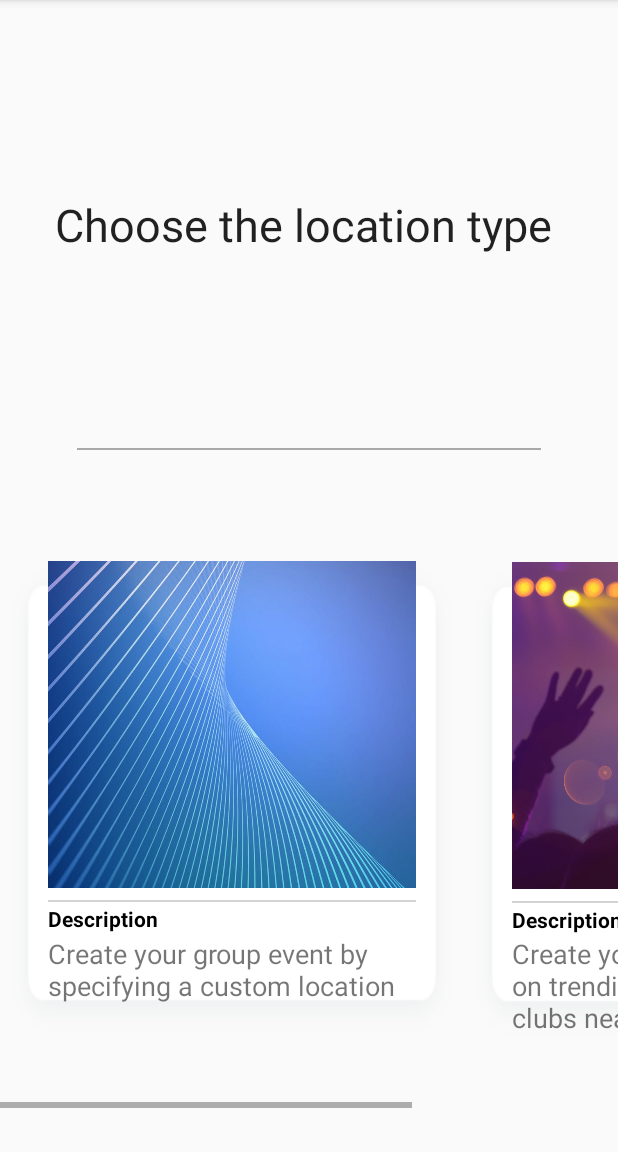
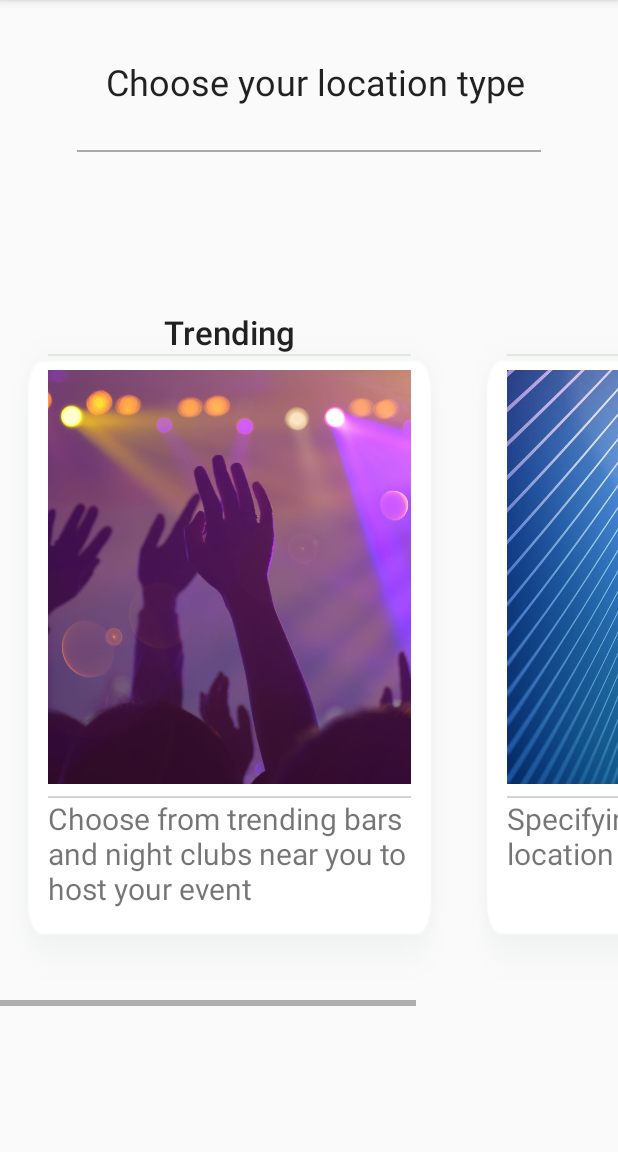
Before and after one commit to chrismoen1/chrismoen1, an Android app: the LocationType screen opened directly, with no data from a screen before it, on a phone screen of 412 x 824 dp, the part 84-1236 px from its top. Run offline under Robolectric (Android 15) with nearby library versions, the phone set to English and light mode, and no system bars; our stand-ins replace Volley; 2 statements that could not run were skipped.

Commit message:
;alskdjs;DLKjf

```diff
--- a/app/src/main/java/com/example/newcomer_io/ui/main/LocationNode.java
+++ b/app/src/main/java/com/example/newcomer_io/ui/main/LocationNode.java
@@ -14,6 +14,9 @@ public class LocationNode {
     private Activity activity;
     private int TYPE_CUSTOM = 1;
     private int TYPE_POPULAR = 2;
+
+    private ImageView card;
+    private TextView title;
     private View fragment_locationNode;
 
     public LocationNode(Activity activity,int ID){
@@ -22,11 +25,16 @@ public class LocationNode {
         LayoutInflater inflater = (LayoutInflater) activity.getSystemService(activity.LAYOUT_INFLATER_SERVICE);
 
         fragment_locationNode = inflater.inflate(R.layout.location_type, null);
+        title = fragment_locationNode.findViewById(R.id.textView7);
+
         fragment_locationNode.setId(ID);
         setParams(ID);
     }
     public View getView(){
         return this.fragment_locationNode;
+    }
+    public void setImageSelect(){
+
     }
 
     private void setParams(int ID) {
@@ -37,15 +45,16 @@ public class LocationNode {
         if (ID == TYPE_CUSTOM){
 
             //Then we type add the text into the box
-            description.setText("Create your group event based on trending bars and night clubs near you");
+            description.setText("Choose from trending bars and night clubs near you to host your event");
             displayImage.setImageResource(R.drawable.nightlife);
+            title.setText("Trending");
 
         }
         else{
 
-            description.setText("Create your group event by specifying a custom location");
+            description.setText("Specifying a custom location to host your event");
             displayImage.setImageResource(R.drawable.customize);
-
+            title.setText("Custom");
         }
     }
 
--- a/app/src/main/res/layout/activity_location_type.xml
+++ b/app/src/main/res/layout/activity_location_type.xml
@@ -4,15 +4,18 @@
     xmlns:tools="http://schemas.android.com/tools"
     android:layout_width="match_parent"
     android:layout_height="match_parent"
-    tools:context=".ui.main.LocationType">
+    tools:context=".LocationType">
 
     <TextView
         android:id="@+id/textView9"
         android:layout_width="wrap_content"
         android:layout_height="wrap_content"
-        android:text="Choose the location type "
+        android:layout_marginStart="8dp"
+        android:layout_marginLeft="8dp"
+        android:layout_marginTop="8dp"
+        android:text="Choose your location type"
         android:textAppearance="@style/TextAppearance.AppCompat.Large"
-        android:textSize="30sp"
+        android:textSize="24sp"
         app:layout_constraintBottom_toTopOf="@+id/divider2"
         app:layout_constraintEnd_toEndOf="parent"
         app:layout_constraintStart_toStartOf="parent"
@@ -28,25 +31,26 @@
         app:layout_constraintEnd_toEndOf="parent"
         app:layout_constraintStart_toStartOf="parent"
         app:layout_constraintTop_toTopOf="parent"
-        app:layout_constraintVertical_bias="0.39" />
+        app:layout_constraintVertical_bias="0.13" />
 
     <HorizontalScrollView
         android:id="@+id/horizontalScrollView"
         android:layout_width="wrap_content"
         android:layout_height="wrap_content"
+        android:layout_marginTop="8dp"
         android:fillViewport="true"
+        android:measureAllChildren="false"
+
         app:layout_constraintBottom_toBottomOf="parent"
         app:layout_constraintEnd_toEndOf="parent"
-
-        android:measureAllChildren="false"
         app:layout_constraintStart_toStartOf="parent"
         app:layout_constraintTop_toBottomOf="@+id/divider2">
 
         <LinearLayout
             android:id="@+id/scrollHorizontal"
-            android:gravity="center_vertical"
             android:layout_width="match_parent"
             android:layout_height="wrap_content"
+            android:gravity="center_vertical"
             android:orientation="horizontal" />
     </HorizontalScrollView>
 
--- a/app/src/main/res/layout/location_type.xml
+++ b/app/src/main/res/layout/location_type.xml
@@ -5,10 +5,24 @@
     android:layout_width="wrap_content"
     android:layout_height="wrap_content">
 
+    <TextView
+        android:id="@+id/textView7"
+        android:layout_width="wrap_content"
+        android:layout_height="wrap_content"
+        android:fontFamily="sans-serif-medium"
+        android:text="Trending "
+        android:textAppearance="@style/TextAppearance.AppCompat.Large"
+        android:typeface="normal"
+        app:layout_constraintBottom_toBottomOf="parent"
+        app:layout_constraintEnd_toEndOf="parent"
+        app:layout_constraintStart_toStartOf="parent"
+        app:layout_constraintTop_toTopOf="parent"
+        app:layout_constraintVertical_bias="0.0" />
+
     <ImageView
         android:id="@+id/imageView8"
-        android:layout_width="309dp"
-        android:layout_height="335dp"
+        android:layout_width="306dp"
+        android:layout_height="464dp"
         android:scaleType="fitXY"
         app:layout_constraintBottom_toBottomOf="parent"
         app:layout_constraintEnd_toEndOf="parent"
@@ -22,7 +36,7 @@
         android:layout_height="0dp"
         android:layout_marginStart="32dp"
         android:layout_marginLeft="32dp"
-        android:layout_marginTop="8dp"
+        android:layout_marginTop="40dp"
         android:layout_marginEnd="32dp"
         android:layout_marginRight="32dp"
         android:layout_marginBottom="8dp"
@@ -53,15 +67,16 @@
         app:layout_constraintVertical_bias="0.7" />
 
     <TextView
-        android:id="@+id/textView10"
-        android:layout_width="wrap_content"
+        android:id="@+id/description"
+        android:layout_width="0dp"
         android:layout_height="wrap_content"
         android:layout_marginStart="32dp"
         android:layout_marginLeft="32dp"
-        android:layout_marginTop="1dp"
-        android:text="Description "
-        android:textColor="@color/black"
-        android:textStyle="bold"
+        android:layout_marginEnd="32dp"
+        android:layout_marginRight="32dp"
+        android:layout_marginBottom="32dp"
+        android:text="Create your group event based on trending bars and night clubs near you"
+        android:textSize="20sp"
         app:layout_constraintBottom_toBottomOf="@+id/imageView8"
         app:layout_constraintEnd_toEndOf="@+id/imageView8"
         app:layout_constraintHorizontal_bias="0.0"
@@ -69,22 +84,20 @@
         app:layout_constraintTop_toBottomOf="@+id/divider3"
         app:layout_constraintVertical_bias="0.0" />
 
-    <TextView
-        android:id="@+id/description"
+    <View
+        android:id="@+id/divider4"
         android:layout_width="0dp"
-        android:layout_height="wrap_content"
+        android:layout_height="1dp"
         android:layout_marginStart="32dp"
         android:layout_marginLeft="32dp"
-        android:layout_marginTop="1dp"
         android:layout_marginEnd="32dp"
         android:layout_marginRight="32dp"
-        android:layout_marginBottom="48dp"
-        android:textSize="18sp"
-        android:text="Create your group event based on trending bars and night clubs near you"
-        app:layout_constraintBottom_toBottomOf="@+id/imageView8"
+        android:background="?android:attr/listDivider"
+        android:backgroundTint="@color/DarkOliveGreen"
+        app:layout_constraintBottom_toTopOf="@+id/imageView9"
         app:layout_constraintEnd_toEndOf="@+id/imageView8"
-        app:layout_constraintHorizontal_bias="0.0"
-        app:layout_constraintStart_toStartOf="@+id/imageView8"
-        app:layout_constraintTop_toBottomOf="@+id/textView10"
-        app:layout_constraintVertical_bias="0.00999999" />
+        app:layout_constraintStart_toStartOf="parent"
+        app:layout_constraintTop_toBottomOf="@+id/textView7"
+        app:layout_constraintVertical_bias="0.0" />
+
 </androidx.constraintlayout.widget.ConstraintLayout>
```
Also changed, not shown: app/src/main/AndroidManifest.xml (+4 -3 lines), app/src/main/java/com/example/newcomer_io/CreateGroup.java (+4 -3 lines), app/src/main/java/com/example/newcomer_io/LocationLogistics.java (+1 -10 lines), app/src/main/java/com/example/newcomer_io/LocationType.java (renamed from app/src/main/java/com/example/newcomer_io/ui/main/LocationType.java, +73 -19 lines), app/src/main/java/com/example/newcomer_io/TrendingDisplay.java (added, +145 -0 lines), app/src/main/java/com/example/newcomer_io/ui/main/TrendingContent.java (+28 -2 lines), app/src/main/java/com/example/newcomer_io/ui/main/UserData.java (+10 -0 lines), app/src/main/res/layout/activity_trending_display.xml (added, +24 -0 lines), app/src/main/res/layout/trending_content.xml (added, +97 -0 lines), app/src/main/res/drawable/dillon.jpg (added).
